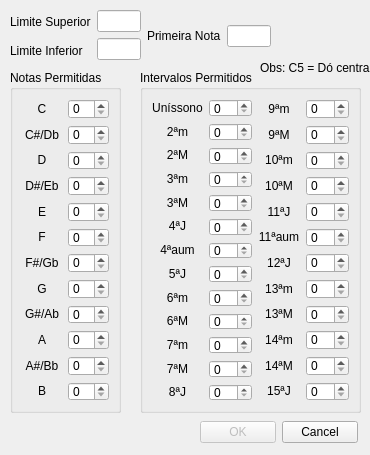
This is melodicsetupform.ui in henriqueinonhe/note-spitter as Qt 5 draws it before an edit. The edited form follows.
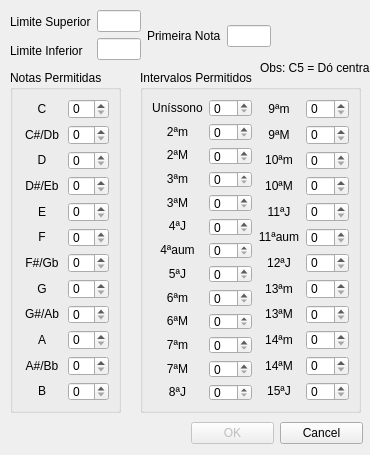
This is the edited form.

```diff
--- a/melodicsetupform.ui
+++ b/melodicsetupform.ui
@@ -215,35 +215,6 @@
     </item>
    </layout>
   </widget>
-  <widget class="QWidget" name="layoutWidget">
-   <property name="geometry">
-    <rect>
-     <x>200</x>
-     <y>420</y>
-     <width>158</width>
-     <height>25</height>
-    </rect>
-   </property>
-   <layout class="QHBoxLayout" name="horizontalLayout_5">
-    <item>
-     <widget class="QPushButton" name="pushButtonOK">
-      <property name="enabled">
-       <bool>false</bool>
-      </property>
-      <property name="text">
-       <string>OK</string>
-      </property>
-     </widget>
-    </item>
-    <item>
-     <widget class="QPushButton" name="pushButtonCancel">
-      <property name="text">
-       <string>Cancel</string>
-      </property>
-     </widget>
-    </item>
-   </layout>
-  </widget>
   <widget class="QGroupBox" name="groupBox_2">
    <property name="geometry">
     <rect>
@@ -666,6 +637,49 @@
     </item>
    </layout>
   </widget>
+  <widget class="QWidget" name="">
+   <property name="geometry">
+    <rect>
+     <x>12</x>
+     <y>420</y>
+     <width>351</width>
+     <height>27</height>
+    </rect>
+   </property>
+   <layout class="QHBoxLayout" name="horizontalLayout_8">
+    <item>
+     <widget class="QLabel" name="labelInfo">
+      <property name="text">
+       <string/>
+      </property>
+      <property name="alignment">
+       <set>Qt::AlignCenter</set>
+      </property>
+     </widget>
+    </item>
+    <item>
+     <layout class="QHBoxLayout" name="horizontalLayout_5">
+      <item>
+       <widget class="QPushButton" name="pushButtonOK">
+        <property name="enabled">
+         <bool>false</bool>
+        </property>
+        <property name="text">
+         <string>OK</string>
+        </property>
+       </widget>
+      </item>
+      <item>
+       <widget class="QPushButton" name="pushButtonCancel">
+        <property name="text">
+         <string>Cancel</string>
+        </property>
+       </widget>
+      </item>
+     </layout>
+    </item>
+   </layout>
+  </widget>
  </widget>
  <resources/>
  <connections/>
```
